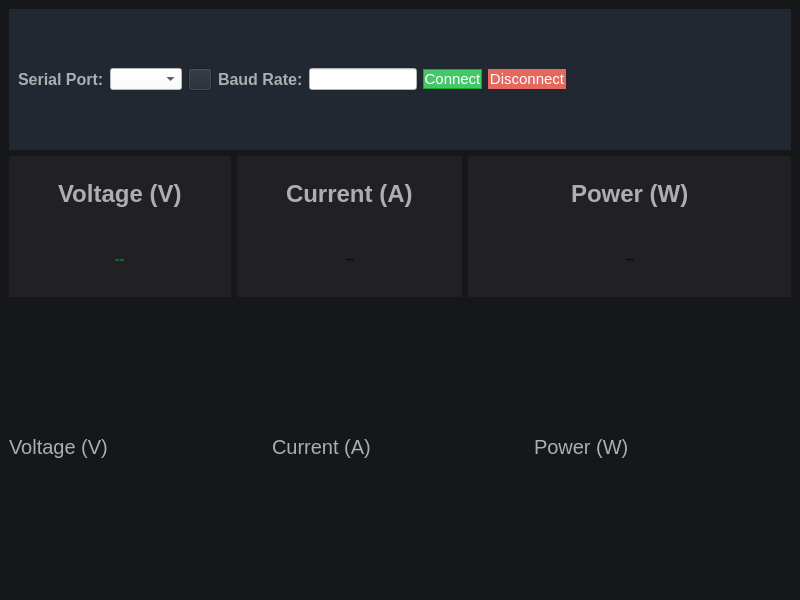
Qt form src/gui/mainwindow/mainwindow.ui (danilo94/QtPowerMonitor) before a commit.
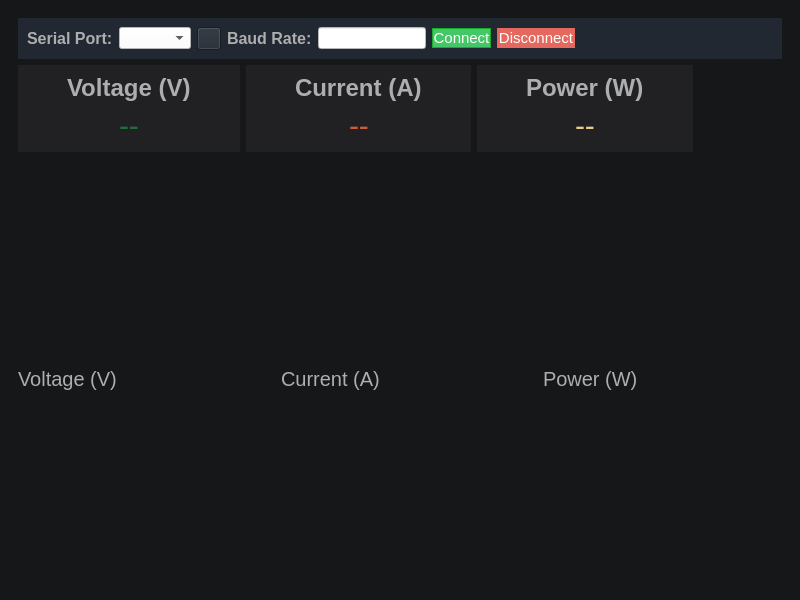
The same form after that commit.

```diff
--- a/src/gui/mainwindow/mainwindow.ui
+++ b/src/gui/mainwindow/mainwindow.ui
@@ -19,14 +19,30 @@
   <widget class="QWidget" name="centralwidget">
    <layout class="QVBoxLayout" name="verticalLayout_2">
     <item>
+     <widget class="QWidget" name="" native="true">
+      <property name="sizePolicy">
+       <sizepolicy hsizetype="Preferred" vsizetype="Fixed">
+        <horstretch>0</horstretch>
+        <verstretch>0</verstretch>
+       </sizepolicy>
+      </property>
      <layout class="QVBoxLayout" name="verticalLayout">
       <item>
        <widget class="QWidget" name="connectionBar_2" native="true">
+         <property name="sizePolicy">
+          <sizepolicy hsizetype="Expanding" vsizetype="Fixed">
+           <horstretch>0</horstretch>
+           <verstretch>0</verstretch>
+          </sizepolicy>
+         </property>
         <property name="styleSheet">
          <string notr="true">background-color: #222831
 </string>
         </property>
         <layout class="QHBoxLayout" name="connectionBar">
+          <property name="leftMargin">
+           <number>9</number>
+          </property>
          <item>
           <widget class="QLabel" name="label">
            <property name="styleSheet">
@@ -199,10 +215,11 @@
              <item>
               <widget class="QLabel" name="instantVoltage">
                <property name="styleSheet">
-                <string notr="true">color: #226e36</string>
+                 <string notr="true">color: #226e36;
+font-size: 30px;</string>
                </property>
                <property name="text">
-                <string>&lt;h3&gt;--&lt;/h3&gt;</string>
+                 <string>--</string>
                </property>
               </widget>
              </item>
@@ -293,6 +310,10 @@
              </item>
              <item>
               <widget class="QLabel" name="currentValue">
+                <property name="styleSheet">
+                 <string notr="true">color: #CF5C36;
+font-size: 30px;</string>
+                </property>
                <property name="text">
                 <string>--</string>
                </property>
@@ -318,6 +339,12 @@
         </item>
         <item>
          <widget class="QWidget" name="CurrentWidget" native="true">
+           <property name="sizePolicy">
+            <sizepolicy hsizetype="Fixed" vsizetype="Preferred">
+             <horstretch>0</horstretch>
+             <verstretch>0</verstretch>
+            </sizepolicy>
+           </property>
           <property name="styleSheet">
            <string notr="true">background-color: #212124;</string>
           </property>
@@ -379,6 +406,10 @@
              </item>
              <item>
               <widget class="QLabel" name="label_4">
+                <property name="styleSheet">
+                 <string notr="true">color: #EFC88B;
+font-size: 30px;</string>
+                </property>
                <property name="text">
                 <string>--</string>
                </property>
@@ -402,13 +433,28 @@
           </layout>
          </widget>
         </item>
+         <item>
+          <spacer name="horizontalSpacer_17">
+           <property name="orientation">
+            <enum>Qt::Horizontal</enum>
+           </property>
+           <property name="sizeHint" stdset="0">
+            <size>
+             <width>40</width>
+             <height>20</height>
+            </size>
+           </property>
+          </spacer>
+         </item>
        </layout>
       </item>
      </layout>
+     </widget>
     </item>
     <item>
      <layout class="QHBoxLayout" name="horizontalLayout_2">
       <item>
+       <widget class="QWidget" name="widget" native="true">
        <layout class="QVBoxLayout" name="voltageLayout">
         <item>
          <layout class="QHBoxLayout" name="horizontalLayout_3">
@@ -439,8 +485,10 @@
          </layout>
         </item>
        </layout>
+       </widget>
       </item>
       <item>
+       <widget class="QWidget" name="widget" native="true">
        <layout class="QVBoxLayout" name="currentLayout">
         <item>
          <layout class="QHBoxLayout" name="horizontalLayout_4">
@@ -471,8 +519,10 @@
          </layout>
         </item>
        </layout>
+       </widget>
       </item>
       <item>
+       <widget class="QWidget" name="widget" native="true">
        <layout class="QVBoxLayout" name="powerLayout">
         <item>
          <layout class="QHBoxLayout" name="horizontalLayout_5">
@@ -503,6 +553,7 @@
          </layout>
         </item>
        </layout>
+       </widget>
       </item>
      </layout>
     </item>
```
Left out of the diff: 2 changed lines with no effect on the pictures. Lines whose indentation alone changed are shown as unchanged.
